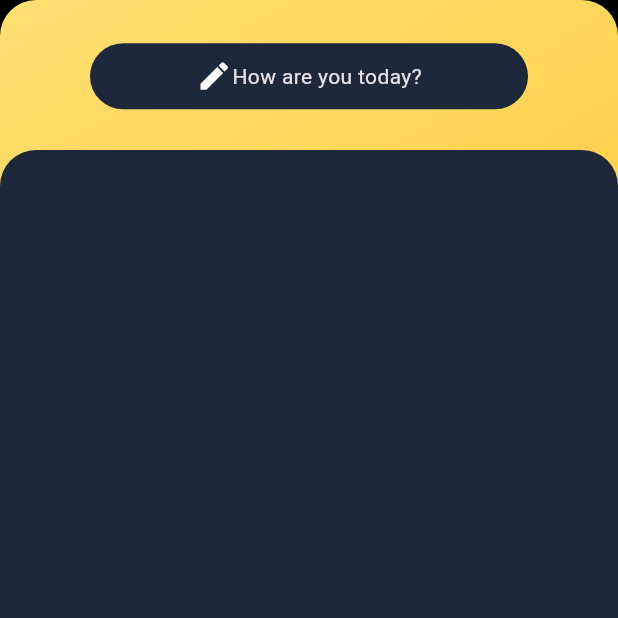
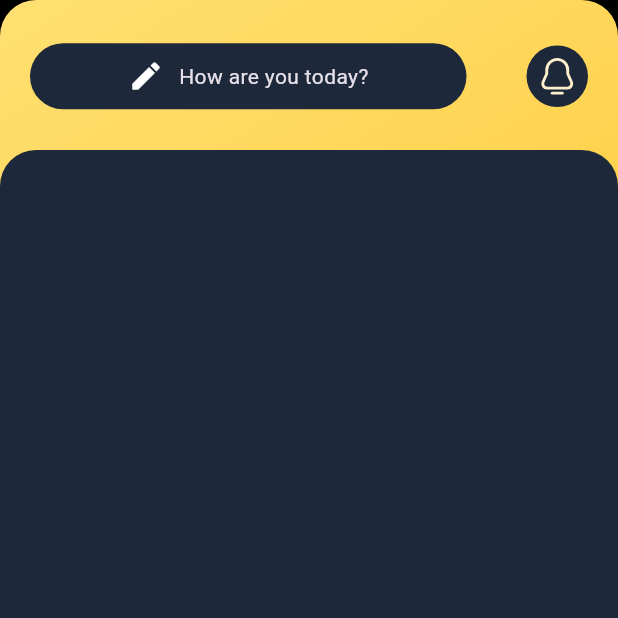
Before and after one commit to coronatusvi/PU_CONNECTION_PKA, a Flutter app: the NewPostsList screen opened directly, on a phone screen of 412 x 824 dp, the top half of it. Run offline on Flutter 3.47's test engine with Material 3 defaults, Android fonts, the phone set to English and light mode, and no system bars; our stand-ins replace appwrite, carousel_slider, flutter_riverpod, flutter_svg, fpdart, gap and 3 more; missing offline and left inert: boxy, image_picker_android, image_picker_platform_interface, zoom_widget; network calls fail; statements that could not run were skipped; project files that could hold a hidden picture were left out.

Commit message:
change location notificationIcon, add messenger feature, fix UI

```diff
--- a/pu_connection/lib/constants/assets_constants.dart
+++ b/pu_connection/lib/constants/assets_constants.dart
@@ -4,6 +4,7 @@ class AssetsConstants {
   static const String twitterLogo = '$_svgsPath/twitter_logo.svg';
   static const String homeFilledIcon = '$_svgsPath/home-yellow.svg';
   static const String homeOutlinedIcon = '$_svgsPath/home-white.svg';
+  static const String messengerOutlinedIcon = '$_svgsPath/messenger.svg';
   static const String notifFilledIcon = '$_svgsPath/notification-white.svg';
   static const String notifOutlinedIcon = '$_svgsPath/notification-yellow.svg';
   static const String searchIcon = '$_svgsPath/search.svg';
--- a/pu_connection/lib/constants/ui_constant.dart
+++ b/pu_connection/lib/constants/ui_constant.dart
@@ -2,7 +2,7 @@ import 'package:flutter/material.dart';
 import 'package:flutter_svg/svg.dart';
 
 import '../features/explore/view/explore_view.dart';
-import '../features/notification/view/list_noti_view.dart';
+import '../features/messenger/views/list_messages_view.dart';
 import '../features/setting_profile/view/setting_profile_view.dart';
 import '../features/tweet/views/list_posts_view.dart';
 import '../theme/pallete.dart';
@@ -26,7 +26,7 @@ class UIConstants {
     // const Text("Feed Screen"),
     const NewPostsList(),
     const ExploreView(),
-    const NotificationsList(),
+    const ListMessagesView(),
     const SettingProfileView(),
   ];
 }
--- a/pu_connection/lib/features/home/view/home_view.dart
+++ b/pu_connection/lib/features/home/view/home_view.dart
@@ -80,12 +80,12 @@ class _HomeViewState extends State<HomeView> {
             ),
             BottomNavigationBarItem(
               activeIcon: SvgPicture.asset(
-                AssetsConstants.notifOutlinedIcon,
+                AssetsConstants.messengerOutlinedIcon,
                 color: Pallete.yellow800,
               ),
               icon: BottomAppBarIcon(
                 icon: SvgPicture.asset(
-                  AssetsConstants.notifOutlinedIcon,
+                  AssetsConstants.messengerOutlinedIcon,
                   color: Pallete.whiteColor,
                 ),
                 page: _page,
--- a/pu_connection/lib/features/tweet/views/list_posts_view.dart
+++ b/pu_connection/lib/features/tweet/views/list_posts_view.dart
@@ -1,9 +1,12 @@
 import 'package:flutter/material.dart';
 import 'package:flutter_riverpod/flutter_riverpod.dart';
+import 'package:flutter_svg/flutter_svg.dart';
 
 import '../../../common/error_page.dart';
 import '../../../common/loading_page.dart';
+import '../../../constants/assets_constants.dart';
 import '../../../theme/pallete.dart';
+import '../../notification/view/list_noti_view.dart';
 import '../controller/tweet_controller.dart';
 import '../widgets/tweet_list.dart';
 import 'create_tweet_view.dart';
@@ -21,6 +24,17 @@ class NewPostsList extends ConsumerStatefulWidget {
 class _NewPostsListState extends ConsumerState<NewPostsList> {
   void onCreateTweet() {
     Navigator.push(context, CreateTweetScreen.route());
+  }
+
+  void onNotificationScreen() {
+    showModalBottomSheet(
+      context: context,
+      builder: (BuildContext context) {
+        return NotificationsList(); // Đảm bảo NotificationsList phù hợp để hiển thị như một bottom sheet
+      },
+      isScrollControlled:
+          true, // Cho phép bottom sheet chiếm toàn bộ màn hình nếu cần
+    );
   }
 
   @override
@@ -57,24 +71,57 @@ class _NewPostsListState extends ConsumerState<NewPostsList> {
                 ),
               ),
             ),
-            Column(
+            Row(
+              mainAxisAlignment:
+                  MainAxisAlignment.center, // Adjust alignment if necessary
               children: [
-                GestureDetector(
+                Expanded(
+                  // Wrap with Expanded if space allows
+                  child: GestureDetector(
                     onTap: onCreateTweet,
                     child: Container(
                       margin: EdgeInsets.symmetric(
-                        vertical: size.height * 0.035, horizontal: 60),
-                    padding: const EdgeInsets.symmetric(vertical: 10),
+                          vertical: size.height * 0.035,
+                          horizontal: 20), // Adjusted horizontal margin
+                      padding: const EdgeInsets.symmetric(
+                          vertical: 10,
+                          horizontal: 15), // Adjusted horizontal padding
                       decoration: BoxDecoration(
                         color: Pallete.rhinoDark700,
                         borderRadius: BorderRadius.circular(24.0),
                       ),
-                    child: const Row(
+                      child: Row(
                         mainAxisAlignment: MainAxisAlignment.center,
                         children: [
                           Icon(Icons.create),
+                          SizedBox(width: 10),
                           Text("How are you today?"),
                         ],
+                      ),
+                    ),
+                  ),
+                ),
+                GestureDetector(
+                  onTap: onNotificationScreen,
+                  child: Container(
+                    margin: EdgeInsets.symmetric(
+                        vertical: size.height * 0.035,
+                        horizontal: 20), // Adjusted horizontal margin
+                    decoration: BoxDecoration(
+                      color: Pallete.rhinoDark700,
+                      shape: BoxShape.circle,
+                    ),
+                    // The container size is implicitly defined by the padding and the icon size.
+                    child: Padding(
+                      padding: const EdgeInsets.all(
+                          7), // Increase padding to make the icon appear smaller.
+                      child: SvgPicture.asset(
+                        AssetsConstants.notifOutlinedIcon,
+                        color: Pallete.yellow500,
+                        // The icon size is reduced, but the overall widget size remains the same due to increased padding.
+                        width: 27, // Reduced icon width
+                        height: 27, // Reduced icon height
+                      ),
                     ),
                   ),
                 ),
```
Also changed, not shown: pu_connection/lib/features/messenger/views/list_messages_view.dart (added, +30 -0 lines), pu_connection/lib/features/notification/view/list_noti_view.dart (+11 -9 lines), pu_connection/lib/features/notification/view/notification_view.dart (+7 -0 lines), pu_connection/lib/features/tweet/widgets/tweet_card.dart (+10 -1 lines), pu_connection/assets/svgs/messenger.svg (added). Lines whose indentation alone changed are shown as unchanged.
